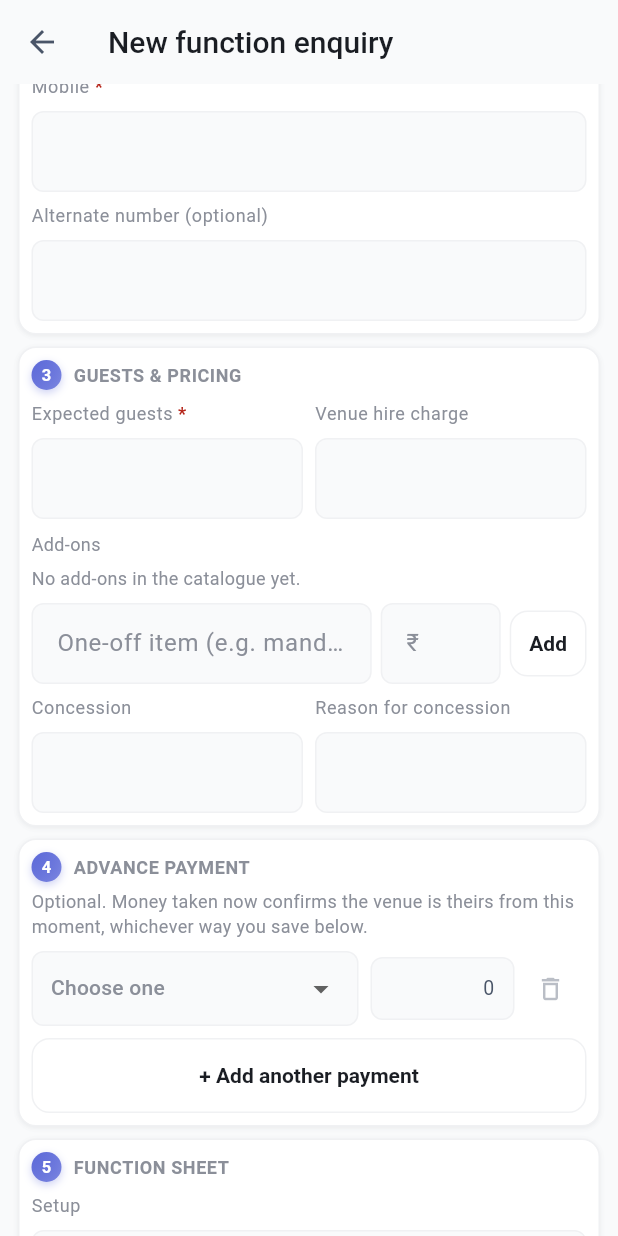
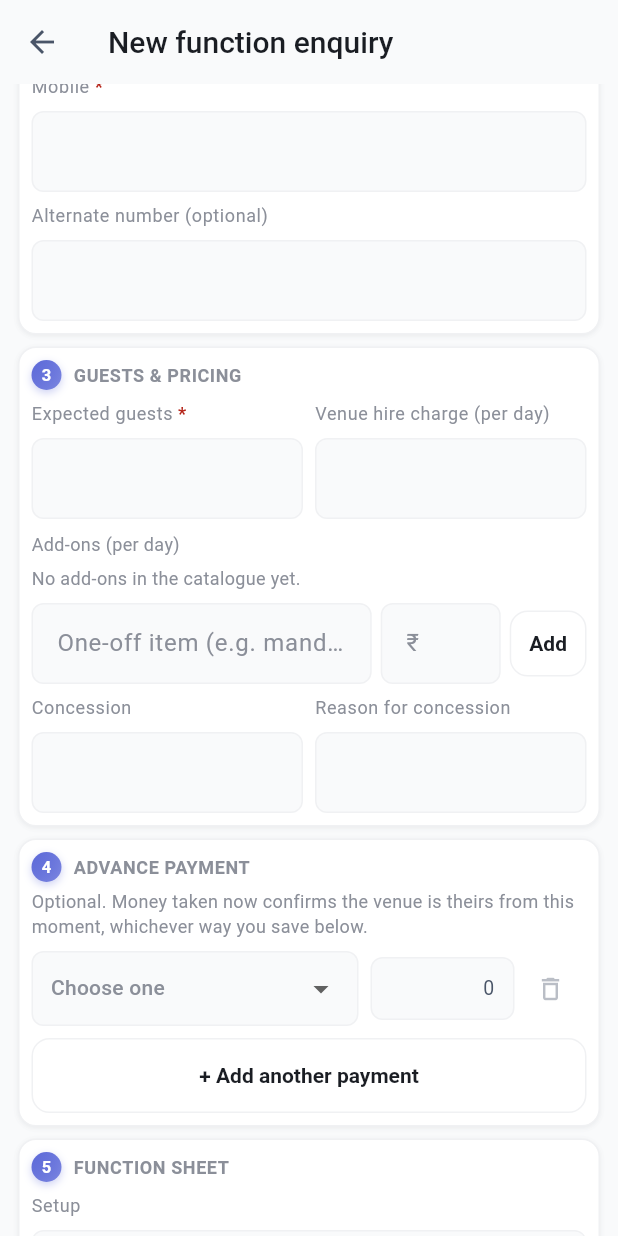
Before and after one commit to CHSM-App/hotel_Management, a Flutter app: the EventFormScreen screen opened directly, scrolled down 576 dp, on a phone screen of 412 x 824 dp. Run offline on Flutter 3.47's test engine with Material 3 defaults, Android fonts, the phone set to English and light mode, and no system bars; our stand-ins replace connectivity_plus, dio, file_picker, flutter_riverpod, flutter_secure_storage, geolocator and 6 more; missing offline and left inert: dart:js_interop; accounts and stored records are empty; network calls fail.

Commit message:
event and function page changes

```diff
--- a/flutter_frontend/lib/screens/events/event_form_screen.dart
+++ b/flutter_frontend/lib/screens/events/event_form_screen.dart
@@ -673,10 +673,18 @@ class _EventFormScreenState extends ConsumerState<EventFormScreen> {
                             ),
                             const SizedBox(width: AppTheme.s8),
                             Expanded(
-                              child: NeuField(controller: _venueCharge, label: 'Venue hire charge', keyboardType: TextInputType.number, onChanged: (_) => _scheduleQuote()),
+                              child: NeuField(controller: _venueCharge, label: 'Venue hire charge (per day)', keyboardType: TextInputType.number, onChanged: (_) => _scheduleQuote()),
                             ),
                           ],
                         ),
+                        if (_quote != null && _quote!.pricing.numberOfDays > 1)
+                          Padding(
+                            padding: const EdgeInsets.only(top: 4),
+                            child: Text(
+                              '${formatPrice(num.tryParse(_venueCharge.text.trim()) ?? 0)} × ${_quote!.pricing.numberOfDays} days = ${formatPrice(_quote!.pricing.venueCharge)}',
+                              style: const TextStyle(color: AppTheme.muted, fontSize: 11),
+                            ),
+                          ),
                         if (canCater || canRooms) ...[
                           const SizedBox(height: AppTheme.s8),
                           Wrap(
@@ -740,7 +748,7 @@ class _EventFormScreenState extends ConsumerState<EventFormScreen> {
                           NeuField(controller: _roomsNotes, label: 'Room notes (optional)', hint: 'Two on the ground floor for grandparents, …'),
                         ],
                         const SizedBox(height: AppTheme.s8),
-                        const Text('Add-ons', style: TextStyle(color: AppTheme.muted, fontSize: 12)),
+                        const Text('Add-ons (per day)', style: TextStyle(color: AppTheme.muted, fontSize: 12)),
                         const SizedBox(height: 6),
                         if (_lines.isEmpty) const Text('No add-ons in the catalogue yet.', style: TextStyle(color: AppTheme.muted, fontSize: 12)),
                         for (final l in _lines) _AddonLineTile(line: l, onChanged: () { setState(() {}); _scheduleQuote(); }),
@@ -900,6 +908,8 @@ class _AddonLineTile extends StatelessWidget {
             },
           ),
           Expanded(child: Text(line.label, style: const TextStyle(color: AppTheme.text, fontSize: 13), maxLines: 1, overflow: TextOverflow.ellipsis)),
+          if (!line.selected && line.unitAmount != null)
+            Text('${formatPrice(line.unitAmount!)}/day', style: const TextStyle(color: AppTheme.muted, fontSize: 11)),
           if (line.selected) ...[
             SizedBox(
               width: 46,
@@ -1091,7 +1101,7 @@ class _QuoteCard extends StatelessWidget {
               padding: const EdgeInsets.symmetric(vertical: 2),
               child: Row(
                 children: [
-                  Expanded(child: Text(l.note != null ? '${l.label} (${l.note})' : l.label, style: const TextStyle(color: AppTheme.text, fontSize: 12), maxLines: 1, overflow: TextOverflow.ellipsis)),
+                  Expanded(child: Text(l.displayNote(formatPrice) != null ? '${l.label} (${l.displayNote(formatPrice)})' : l.label, style: const TextStyle(color: AppTheme.text, fontSize: 12), maxLines: 1, overflow: TextOverflow.ellipsis)),
                   Text(formatPrice(l.amount), style: const TextStyle(color: AppTheme.text, fontSize: 12)),
                 ],
               ),
--- a/flutter_frontend/lib/screens/events/events_diary_panel.dart
+++ b/flutter_frontend/lib/screens/events/events_diary_panel.dart
@@ -42,7 +42,7 @@ class _EventsDiaryPanelState extends ConsumerState<EventsDiaryPanel> {
 
   static const _tile = 32.0;
   static const _venueCol = 72.0;
-  static const _rowHeight = 36.0;
+  static const _rowHeight = 40.0;
   static const _dateHeadHeight = 32.0;
 
   final _hScroll = ScrollController();
@@ -594,6 +594,7 @@ class _EventsDiaryPanelState extends ConsumerState<EventsDiaryPanel> {
                                                         fontSize: 11.5,
                                                         fontWeight:
                                                             FontWeight.w700,
+                                                        height: 1.0,
                                                       ),
                                                       maxLines: 1,
                                                       overflow:
@@ -606,6 +607,7 @@ class _EventsDiaryPanelState extends ConsumerState<EventsDiaryPanel> {
                                                         style: const TextStyle(
                                                           color: AppTheme.muted,
                                                           fontSize: 9.5,
+                                                          height: 1.0,
                                                         ),
                                                       ),
                                                   ],
```
Also changed, not shown: flutter_frontend/lib/domain/models/event_booking.dart (+24 -0 lines), flutter_frontend/lib/screens/events/event_detail_screen.dart (+8 -5 lines).
